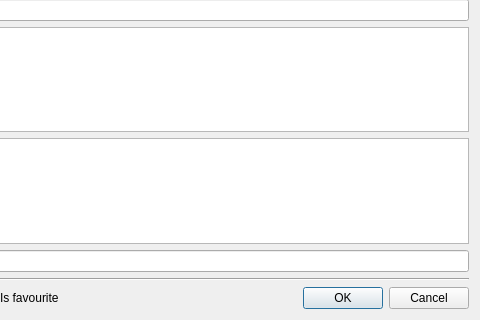
This is src/addfilmwindow.ui in eugene-melnik/alexandra as Qt 5 draws it before an edit; both pictures show x 120 to 600 and y 245 to 565 of the 600 by 565 pixel window. The edited form follows.
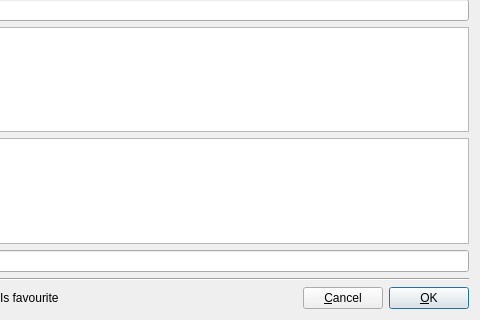
This is the edited form. Icons and pictures are not drawn.

The edit to the form file:
```diff
--- a/src/addfilmwindow.ui
+++ b/src/addfilmwindow.ui
@@ -565,15 +565,19 @@
       </spacer>
      </item>
      <item>
-      <widget class="QDialogButtonBox" name="buttonBox">
-       <property name="orientation">
-        <enum>Qt::Horizontal</enum>
+      <widget class="QPushButton" name="bCancel">
+       <property name="text">
+        <string>&amp;Cancel</string>
        </property>
-       <property name="standardButtons">
-        <set>QDialogButtonBox::Cancel|QDialogButtonBox::Ok</set>
+      </widget>
+     </item>
+     <item>
+      <widget class="QPushButton" name="bOk">
+       <property name="text">
+        <string>&amp;OK</string>
        </property>
-       <property name="centerButtons">
-        <bool>false</bool>
+       <property name="default">
+        <bool>true</bool>
        </property>
       </widget>
      </item>
```
Left out of the diff: 12 changed lines with no effect on the pictures.
